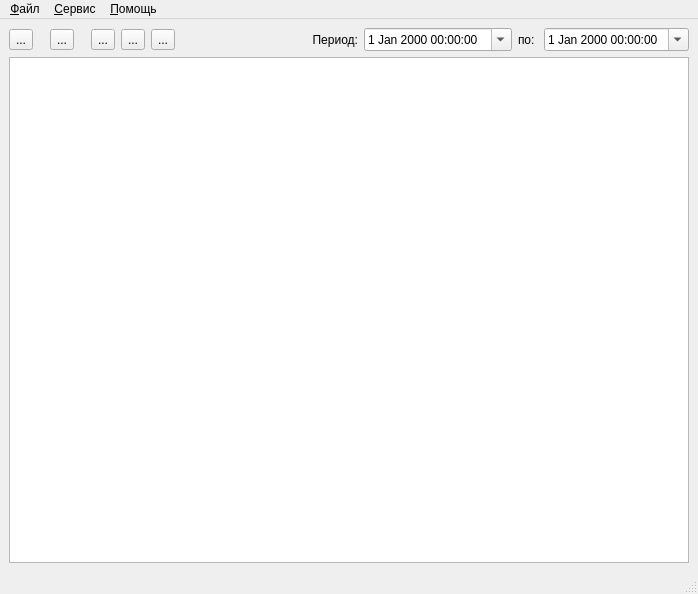
The window that mainwindow.ui (arcirk/LogEvent) describes before a commit, drawn with Qt 5.
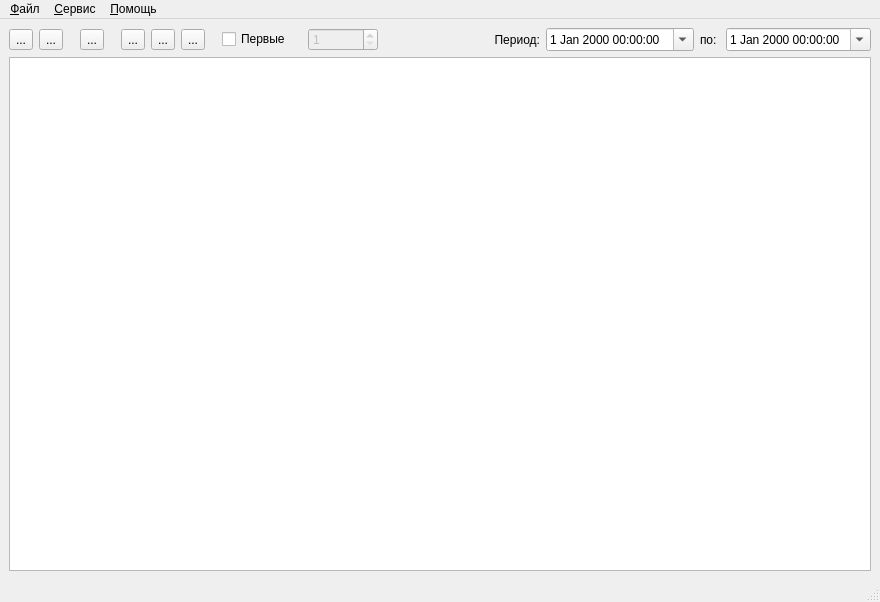
The same window after the commit. Icons and pictures are not drawn.

Patch:
```diff
--- a/mainwindow.ui
+++ b/mainwindow.ui
@@ -6,8 +6,8 @@
    <rect>
     <x>0</x>
     <y>0</y>
-    <width>698</width>
-    <height>594</height>
+    <width>880</width>
+    <height>602</height>
    </rect>
   </property>
   <property name="windowTitle">
@@ -32,6 +32,17 @@
             </property>
            </widget>
           </item>
+          <item>
+           <widget class="QToolButton" name="btnCloseDb">
+            <property name="text">
+             <string>...</string>
+            </property>
+            <property name="icon">
+             <iconset resource="resurce.qrc">
+              <normaloff>:/img/db_close.png</normaloff>:/img/db_close.png</iconset>
+            </property>
+           </widget>
+          </item>
           <item>
            <widget class="QLabel" name="label_3">
             <property name="maximumSize">
@@ -102,6 +113,54 @@
             </property>
            </widget>
           </item>
+          <item>
+           <widget class="QLabel" name="label_4">
+            <property name="maximumSize">
+             <size>
+              <width>5</width>
+              <height>16777215</height>
+             </size>
+            </property>
+            <property name="text">
+             <string/>
+            </property>
+           </widget>
+          </item>
+          <item>
+           <widget class="QCheckBox" name="chLimit">
+            <property name="maximumSize">
+             <size>
+              <width>80</width>
+              <height>16777215</height>
+             </size>
+            </property>
+            <property name="text">
+             <string>Первые</string>
+            </property>
+           </widget>
+          </item>
+          <item>
+           <widget class="QSpinBox" name="spinLimit">
+            <property name="enabled">
+             <bool>false</bool>
+            </property>
+            <property name="maximumSize">
+             <size>
+              <width>70</width>
+              <height>16777215</height>
+             </size>
+            </property>
+            <property name="minimum">
+             <number>1</number>
+            </property>
+            <property name="value">
+             <number>1</number>
+            </property>
+            <property name="displayIntegerBase">
+             <number>10</number>
+            </property>
+           </widget>
+          </item>
           <item>
            <widget class="QLabel" name="label">
             <property name="maximumSize">
@@ -173,7 +232,7 @@
     <rect>
      <x>0</x>
      <y>0</y>
-     <width>698</width>
+     <width>880</width>
      <height>22</height>
     </rect>
    </property>
```
Left out of the diff: 12 changed lines with no effect on the pictures.
